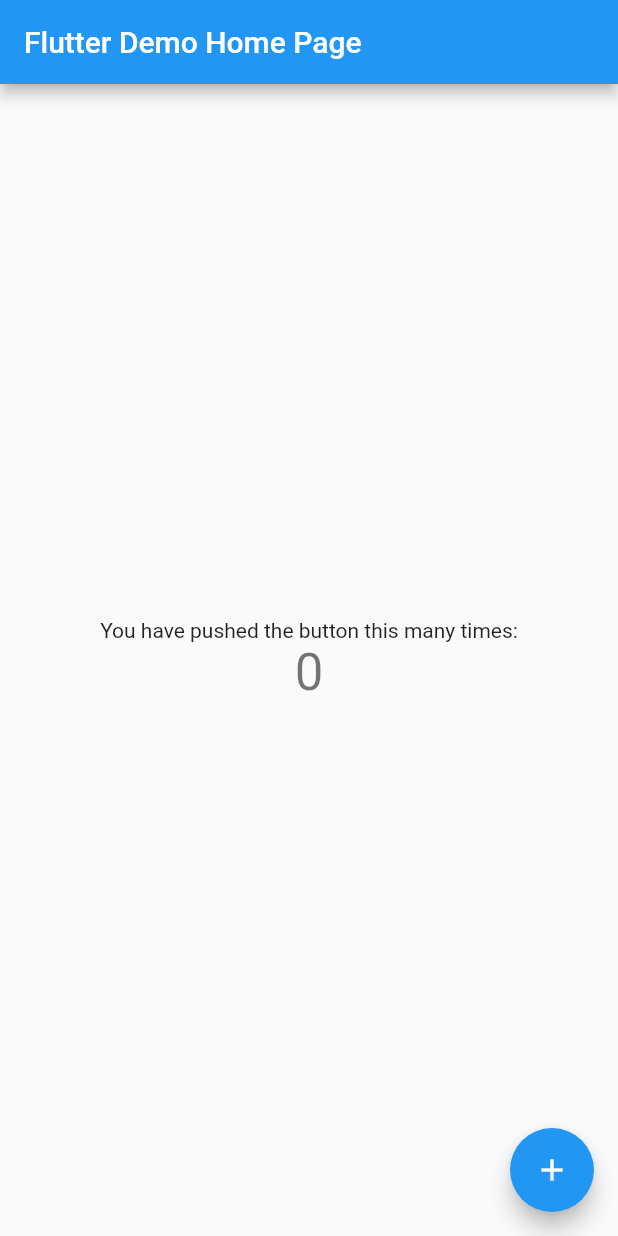
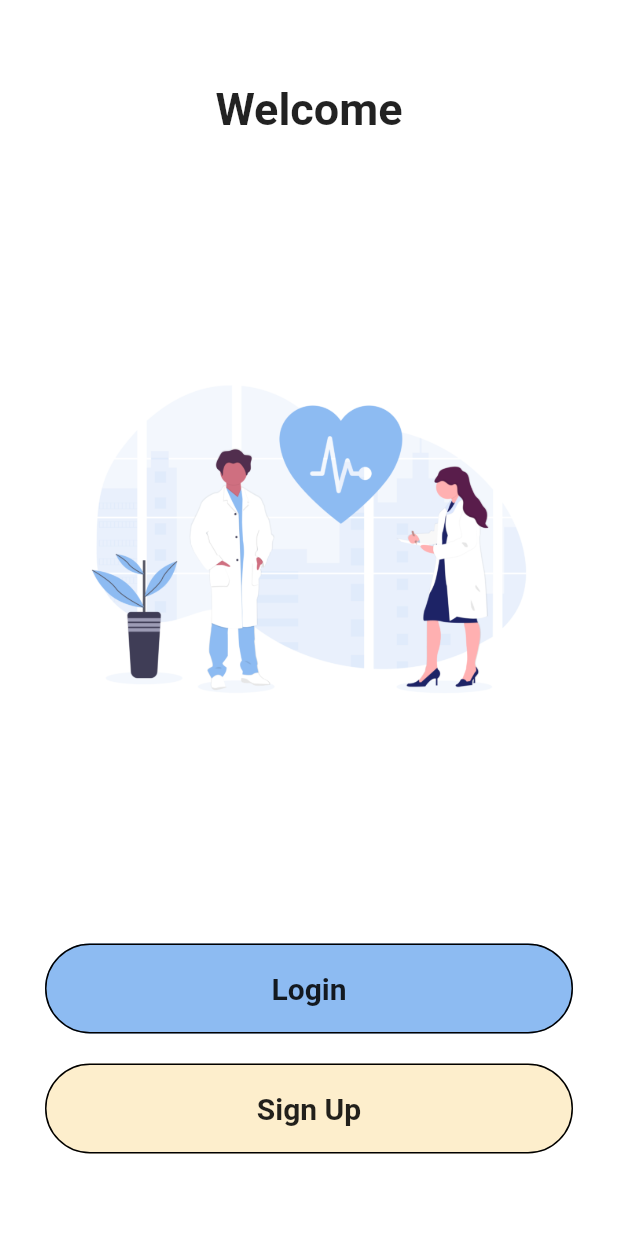
Before and after one commit to jemin007/mHealth, a Flutter app: the screen it shows after launch, on a phone screen of 412 x 824 dp. Run offline on Flutter 3.47's test engine with Material 2 defaults, Android fonts, the phone set to English and light mode, and no system bars; our stand-ins replace simple_animations.

```diff
--- /dev/null
+++ b/mhealth/lib/home/splash.dart
@@ -0,0 +1,91 @@
+import 'package:flutter/material.dart';
+import 'package:flutter/widgets.dart';
+import 'package:mhealth/home/login.dart';
+import 'package:mhealth/home/signup.dart';
+import 'package:simple_animations/simple_animations.dart';
+
+class SplashPage extends StatelessWidget {
+  @override
+  Widget build(BuildContext context) {
+    return Scaffold(
+      backgroundColor: Colors.white,
+      body: SafeArea(
+        child: Container(
+          padding: EdgeInsets.symmetric(horizontal: 30, vertical: 55),
+          width: double.infinity,
+          height: MediaQuery.of(context).size.height,
+          child: Column(
+            mainAxisAlignment: MainAxisAlignment.spaceBetween,
+            crossAxisAlignment: CrossAxisAlignment.center,
+            children: <Widget>[
+              Column(
+                crossAxisAlignment: CrossAxisAlignment.center,
+                children: <Widget>[
+                  Text('Welcome', style: TextStyle(
+                  fontWeight: FontWeight.bold,
+                  fontSize: 30,
+                ),
+                ),
+
+                ],
+              ),
+               Container(
+                height: MediaQuery.of(context).size.height / 3,
+                decoration: BoxDecoration(
+                  image: DecorationImage(
+                    image: AssetImage('assets/cc.png'),
+                    )
+                ),
+              ),
+              Column(
+                children: <Widget>[
+                  MaterialButton(
+                    color: Color(0xff8dbbf2),
+                    height: 60,
+                    elevation: 0,
+                    minWidth: double.infinity,
+                    onPressed: (){
+                      Navigator.push(context, MaterialPageRoute(builder: (context) => LoginPage()));
+                    },
+                    shape: RoundedRectangleBorder(
+                      side: BorderSide(
+                        color: Colors.black),
+                      borderRadius: BorderRadius.circular(50),
+                    ),
+                    child: Text('Login', style: TextStyle(
+                      fontWeight: FontWeight.w700,
+                      fontSize: 20,
+                    ),),
+                    ),
+                    SizedBox(height: 20,),
+                    Container(
+                      child: MaterialButton(
+                    color: Color(0xfffdeecc),
+                    height: 60,
+                    minWidth: double.infinity,
+                    onPressed: (){
+                      Navigator.push(context, MaterialPageRoute(builder: (context) => SignUp()));
+                    },
+                    elevation: 0,
+                    shape: RoundedRectangleBorder(
+                      side: BorderSide(
+                        color: Colors.black,
+                      ),
+                      borderRadius: BorderRadius.circular(50),
+                    ),
+                    child: Text('Sign Up', style: TextStyle(
+                      fontWeight: FontWeight.w700,
+                      fontSize: 20,
+                    ),),
+                    ),
+                    )
+                ],
+              )
+            ],
+          ),
+        ),
+
+      ),
+    );
+  }
+}
--- a/mhealth/lib/main.dart
+++ b/mhealth/lib/main.dart
@@ -1,117 +1,17 @@
 import 'package:flutter/material.dart';
+import 'package:flutter/widgets.dart';
+import 'package:mhealth/home/splash.dart';
 
 void main() {
   runApp(MyApp());
 }
 
 class MyApp extends StatelessWidget {
-  // This widget is the root of your application.
   @override
   Widget build(BuildContext context) {
     return MaterialApp(
-      title: 'Flutter Demo',
-      theme: ThemeData(
-        // This is the theme of your application.
-        //
-        // Try running your application with "flutter run". You'll see the
-        // application has a blue toolbar. Then, without quitting the app, try
-        // changing the primarySwatch below to Colors.green and then invoke
-        // "hot reload" (press "r" in the console where you ran "flutter run",
-        // or simply save your changes to "hot reload" in a Flutter IDE).
-        // Notice that the counter didn't reset back to zero; the application
-        // is not restarted.
-        primarySwatch: Colors.blue,
-        // This makes the visual density adapt to the platform that you run
-        // the app on. For desktop platforms, the controls will be smaller and
-        // closer together (more dense) than on mobile platforms.
-        visualDensity: VisualDensity.adaptivePlatformDensity,
-      ),
-      home: MyHomePage(title: 'Flutter Demo Home Page'),
-    );
+    debugShowCheckedModeBanner: false,
+    home: SplashPage(),
+  );
   }
 }
-
-class MyHomePage extends StatefulWidget {
-  MyHomePage({Key key, this.title}) : super(key: key);
-
-  // This widget is the home page of your application. It is stateful, meaning
-  // that it has a State object (defined below) that contains fields that affect
-  // how it looks.
-
-  // This class is the configuration for the state. It holds the values (in this
-  // case the title) provided by the parent (in this case the App widget) and
-  // used by the build method of the State. Fields in a Widget subclass are
-  // always marked "final".
-
-  final String title;
-
-  @override
-  _MyHomePageState createState() => _MyHomePageState();
-}
-
-class _MyHomePageState extends State<MyHomePage> {
-  int _counter = 0;
-
-  void _incrementCounter() {
-    setState(() {
-      // This call to setState tells the Flutter framework that something has
-      // changed in this State, which causes it to rerun the build method below
-      // so that the display can reflect the updated values. If we changed
-      // _counter without calling setState(), then the build method would not be
-      // called again, and so nothing would appear to happen.
-      _counter++;
-    });
-  }
-
-  @override
-  Widget build(BuildContext context) {
-    // This method is rerun every time setState is called, for instance as done
-    // by the _incrementCounter method above.
-    //
-    // The Flutter framework has been optimized to make rerunning build methods
-    // fast, so that you can just rebuild anything that needs updating rather
-    // than having to individually change instances of widgets.
-    return Scaffold(
-      appBar: AppBar(
-        // Here we take the value from the MyHomePage object that was created by
-        // the App.build method, and use it to set our appbar title.
-        title: Text(widget.title),
-      ),
-      body: Center(
-        // Center is a layout widget. It takes a single child and positions it
-        // in the middle of the parent.
-        child: Column(
-          // Column is also a layout widget. It takes a list of children and
-          // arranges them vertically. By default, it sizes itself to fit its
-          // children horizontally, and tries to be as tall as its parent.
-          //
-          // Invoke "debug painting" (press "p" in the console, choose the
-          // "Toggle Debug Paint" action from the Flutter Inspector in Android
-          // Studio, or the "Toggle Debug Paint" command in Visual Studio Code)
-          // to see the wireframe for each widget.
-          //
-          // Column has various properties to control how it sizes itself and
-          // how it positions its children. Here we use mainAxisAlignment to
-          // center the children vertically; the main axis here is the vertical
-          // axis because Columns are vertical (the cross axis would be
-          // horizontal).
-          mainAxisAlignment: MainAxisAlignment.center,
-          children: <Widget>[
-            Text(
-              'You have pushed the button this many times:',
-            ),
-            Text(
-              '$_counter',
-              style: Theme.of(context).textTheme.headline4,
-            ),
-          ],
-        ),
-      ),
-      floatingActionButton: FloatingActionButton(
-        onPressed: _incrementCounter,
-        tooltip: 'Increment',
-        child: Icon(Icons.add),
-      ), // This trailing comma makes auto-formatting nicer for build methods.
-    );
-  }
-}
```
Also changed, not shown: mhealth/lib/animation/FadeAnimation.dart (added, +35 -0 lines), mhealth/lib/home/login.dart (added, +165 -0 lines), mhealth/lib/home/signup.dart (added, +219 -0 lines), mhealth/lib/shared/constants.dart (added, +16 -0 lines), mhealth/pubspec.yaml (+6 -2 lines), mhealth/assets/cc.png (added), mhealth/assets/cov.png (added), mhealth/assets/lg.png (added), mhealth/pubspec.lock.
